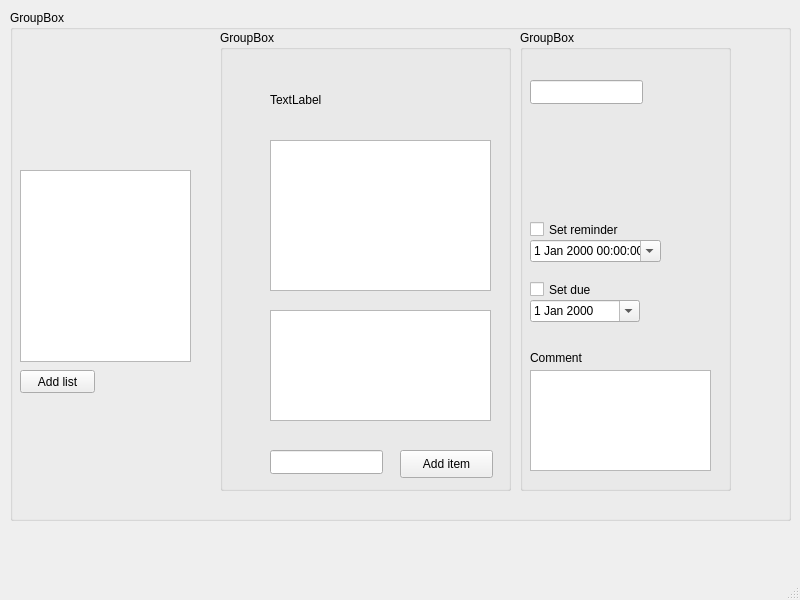
Qt form mainwindow.ui (dinayuil/Tokie) before a commit.
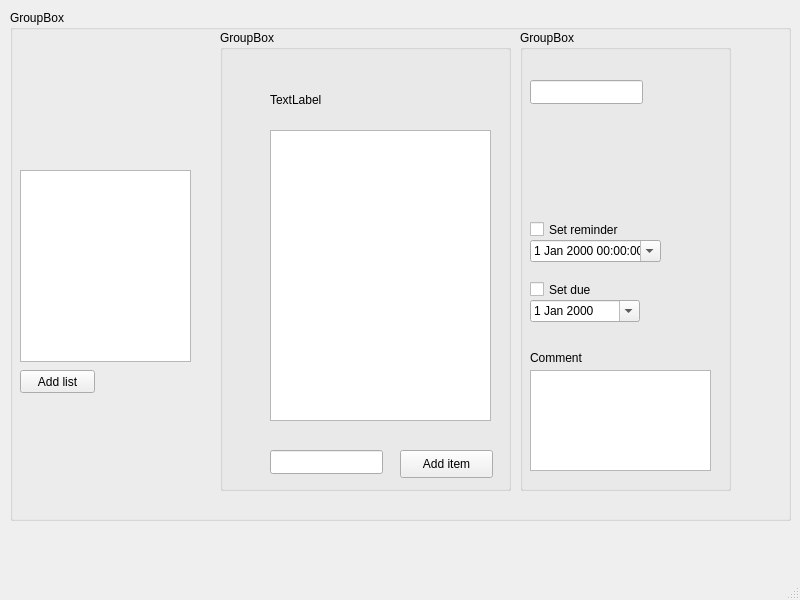
The same form after that commit.

Commit message: remove unused listview

Patch:
```diff
--- a/mainwindow.ui
+++ b/mainwindow.ui
@@ -74,19 +74,6 @@
        <string>Add item</string>
       </property>
      </widget>
-     <widget class="QListView" name="todoListView">
-      <property name="geometry">
-       <rect>
-        <x>50</x>
-        <y>110</y>
-        <width>221</width>
-        <height>151</height>
-       </rect>
-      </property>
-      <property name="editTriggers">
-       <set>QAbstractItemView::NoEditTriggers</set>
-      </property>
-     </widget>
      <widget class="QLabel" name="listNameLabel">
       <property name="geometry">
        <rect>
@@ -104,9 +91,9 @@
       <property name="geometry">
        <rect>
         <x>50</x>
-        <y>280</y>
+        <y>100</y>
         <width>221</width>
-        <height>111</height>
+        <height>291</height>
        </rect>
       </property>
       <property name="editTriggers">
```
